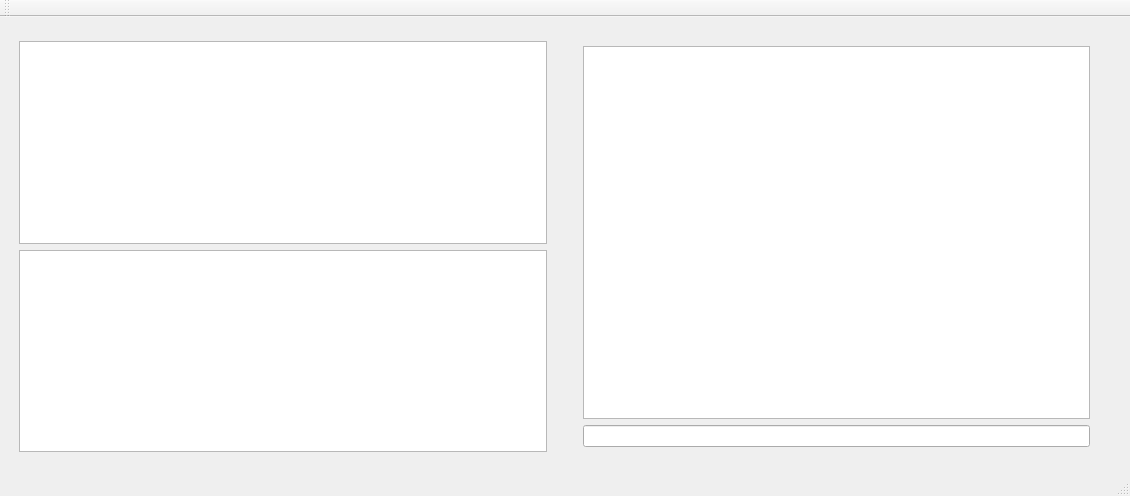
This is GUI/cs457_client/mainwindow.ui in ikegentz/cs457 as Qt 5 draws it before an edit. The edited form follows.
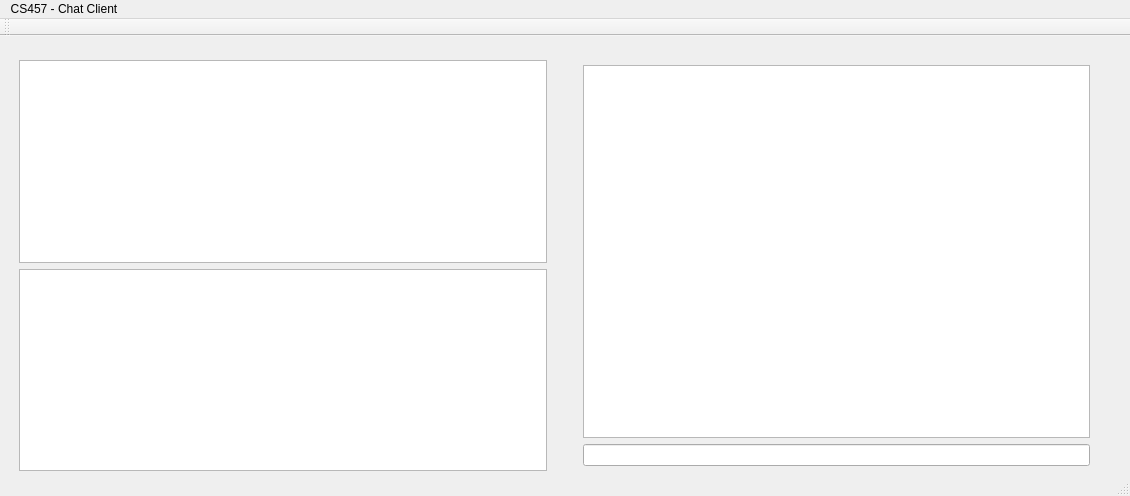
This is the edited form.

Commit message: Got channels adding to the list!

```diff
--- a/GUI/cs457_client/mainwindow.ui
+++ b/GUI/cs457_client/mainwindow.ui
@@ -97,6 +97,12 @@
      <height>22</height>
     </rect>
    </property>
+   <widget class="QMenu" name="menuCS457_Chat_Client">
+    <property name="title">
+     <string>CS457 - Chat Client</string>
+    </property>
+   </widget>
+   <addaction name="menuCS457_Chat_Client"/>
   </widget>
   <widget class="QToolBar" name="mainToolBar">
    <attribute name="toolBarArea">
```
Left out of the diff: 2 changed lines with no effect on the pictures. The commit also changes 2 other files.
